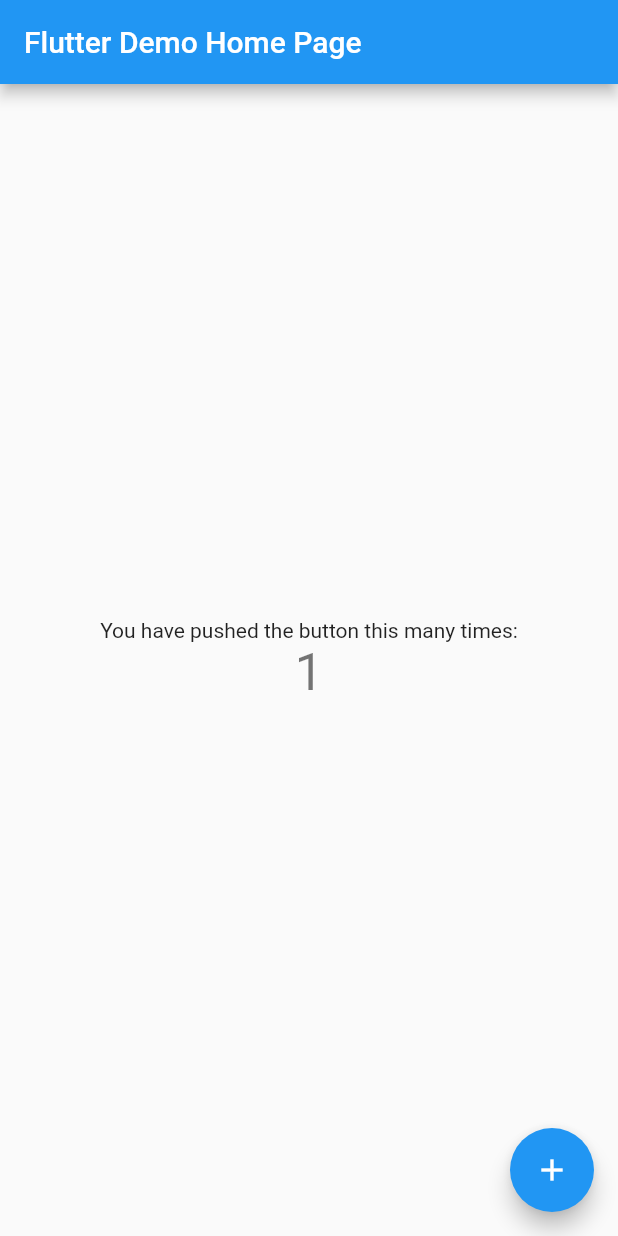
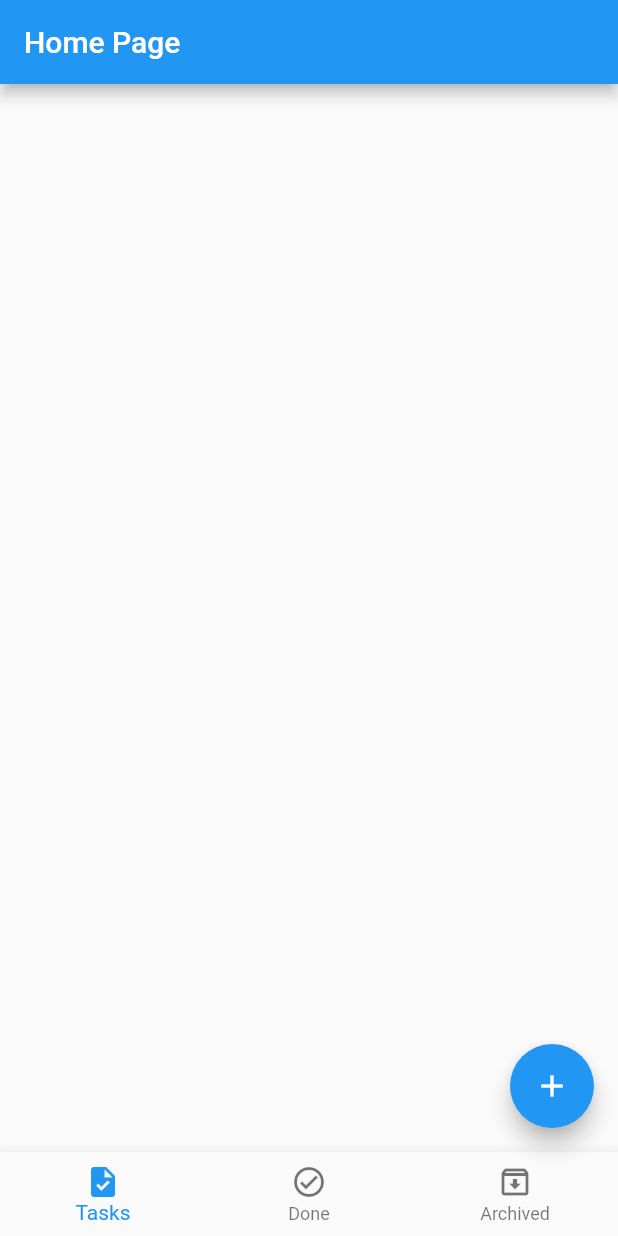
Before and after one commit to asmaahassnasr/flutter-todo-app, a Flutter app: the screen it shows after launch, after a tap on the "add" icon, on a phone screen of 412 x 824 dp. Run offline on Flutter 3.47's test engine with Material 2 defaults, Android fonts, the phone set to English and light mode, and no system bars.

Commit message:
Creating BottomNavigationBar at layout screens

```diff
--- /dev/null
+++ b/lib/layout/home_layout.dart
@@ -0,0 +1,56 @@
+import 'package:flutter/material.dart';
+
+class HomeLayout extends StatefulWidget {
+  @override
+  State<HomeLayout> createState() => _HomeLayoutState();
+}
+
+class _HomeLayoutState extends State<HomeLayout> {
+  int currentIndex =0;
+  @override
+  Widget build(BuildContext context) {
+    return Scaffold(
+      appBar: AppBar(
+        title: Text(
+          'Home Page',
+        ),
+      ),
+      floatingActionButton: FloatingActionButton(
+        onPressed: (){},
+        child: Icon(
+          Icons.add,
+        ),
+      ),
+      bottomNavigationBar: BottomNavigationBar(
+        type: BottomNavigationBarType.fixed,
+        currentIndex: currentIndex,
+        onTap: (index){
+          setState(() {
+            currentIndex = index;
+          });
+        },
+        items: [
+          BottomNavigationBarItem(
+              icon: Icon(
+                Icons.task,
+              ),
+            label: 'Tasks',
+          ),
+          BottomNavigationBarItem(
+            icon: Icon(
+              Icons.check_circle_outline_outlined,
+            ),
+            label: 'Done',
+          ),
+          BottomNavigationBarItem(
+            icon: Icon(
+              Icons.archive_outlined,
+            ),
+            label: 'Archived',
+          ),
+        ],
+      ),
+
+    );
+  }
+}
--- a/lib/main.dart
+++ b/lib/main.dart
@@ -1,115 +1,17 @@
 import 'package:flutter/material.dart';
 
+import 'layout/home_layout.dart';
+
 void main() {
-  runApp(const MyApp());
+  runApp(MyApp());
 }
 
 class MyApp extends StatelessWidget {
-  const MyApp({Key? key}) : super(key: key);
-
-  // This widget is the root of your application.
   @override
   Widget build(BuildContext context) {
     return MaterialApp(
-      title: 'Flutter Demo',
-      theme: ThemeData(
-        // This is the theme of your application.
-        //
-        // Try running your application with "flutter run". You'll see the
-        // application has a blue toolbar. Then, without quitting the app, try
-        // changing the primarySwatch below to Colors.green and then invoke
-        // "hot reload" (press "r" in the console where you ran "flutter run",
-        // or simply save your changes to "hot reload" in a Flutter IDE).
-        // Notice that the counter didn't reset back to zero; the application
-        // is not restarted.
-        primarySwatch: Colors.blue,
-      ),
-      home: const MyHomePage(title: 'Flutter Demo Home Page'),
+      debugShowCheckedModeBanner: false,
+      home:  HomeLayout(),
     );
   }
 }
-
-class MyHomePage extends StatefulWidget {
-  const MyHomePage({Key? key, required this.title}) : super(key: key);
-
-  // This widget is the home page of your application. It is stateful, meaning
-  // that it has a State object (defined below) that contains fields that affect
-  // how it looks.
-
-  // This class is the configuration for the state. It holds the values (in this
-  // case the title) provided by the parent (in this case the App widget) and
-  // used by the build method of the State. Fields in a Widget subclass are
-  // always marked "final".
-
-  final String title;
-
-  @override
-  State<MyHomePage> createState() => _MyHomePageState();
-}
-
-class _MyHomePageState extends State<MyHomePage> {
-  int _counter = 0;
-
-  void _incrementCounter() {
-    setState(() {
-      // This call to setState tells the Flutter framework that something has
-      // changed in this State, which causes it to rerun the build method below
-      // so that the display can reflect the updated values. If we changed
-      // _counter without calling setState(), then the build method would not be
-      // called again, and so nothing would appear to happen.
-      _counter++;
-    });
-  }
-
-  @override
-  Widget build(BuildContext context) {
-    // This method is rerun every time setState is called, for instance as done
-    // by the _incrementCounter method above.
-    //
-    // The Flutter framework has been optimized to make rerunning build methods
-    // fast, so that you can just rebuild anything that needs updating rather
-    // than having to individually change instances of widgets.
-    return Scaffold(
-      appBar: AppBar(
-        // Here we take the value from the MyHomePage object that was created by
-        // the App.build method, and use it to set our appbar title.
-        title: Text(widget.title),
-      ),
-      body: Center(
-        // Center is a layout widget. It takes a single child and positions it
-        // in the middle of the parent.
-        child: Column(
-          // Column is also a layout widget. It takes a list of children and
-          // arranges them vertically. By default, it sizes itself to fit its
-          // children horizontally, and tries to be as tall as its parent.
-          //
-          // Invoke "debug painting" (press "p" in the console, choose the
-          // "Toggle Debug Paint" action from the Flutter Inspector in Android
-          // Studio, or the "Toggle Debug Paint" command in Visual Studio Code)
-          // to see the wireframe for each widget.
-          //
-          // Column has various properties to control how it sizes itself and
-          // how it positions its children. Here we use mainAxisAlignment to
-          // center the children vertically; the main axis here is the vertical
-          // axis because Columns are vertical (the cross axis would be
-          // horizontal).
-          mainAxisAlignment: MainAxisAlignment.center,
-          children: <Widget>[
-            const Text(
-              'You have pushed the button this many times:',
-            ),
-            Text(
-              '$_counter',
-              style: Theme.of(context).textTheme.headline4,
-            ),
-          ],
-        ),
-      ),
-      floatingActionButton: FloatingActionButton(
-        onPressed: _incrementCounter,
-        tooltip: 'Increment',
-        child: const Icon(Icons.add),
-      ), // This trailing comma makes auto-formatting nicer for build methods.
-    );
-  }
-}
```
